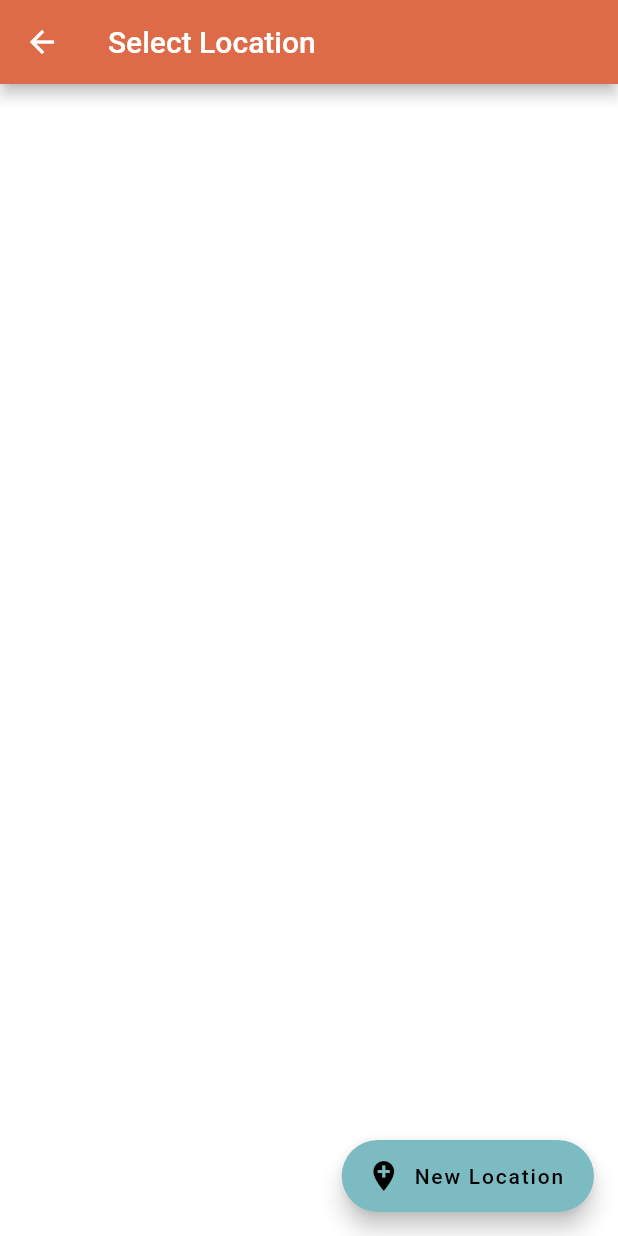
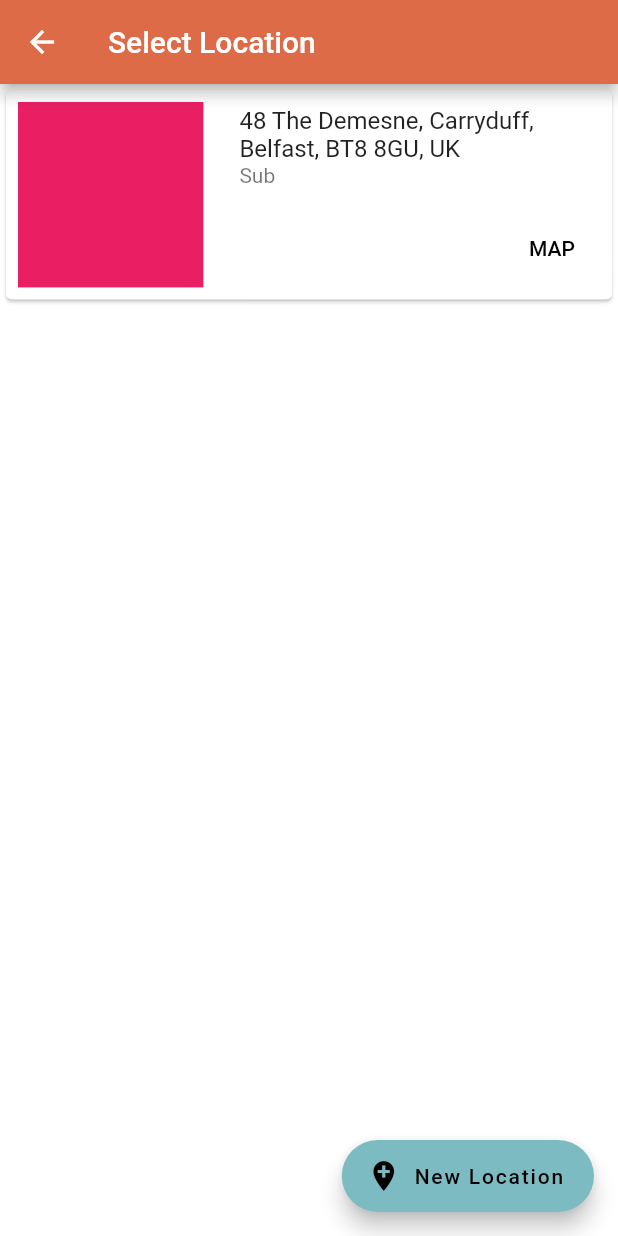
Before and after one commit to DeigoC/CTRIM-App, a Flutter app: the SelectLocationForEvent screen opened by its route, on a phone screen of 412 x 824 dp. Run offline on Flutter 3.47's test engine with Material 2 defaults, Android fonts, the phone set to English and light mode, and no system bars; our stand-ins replace bloc, equatable, file_picker, flutter_bloc.

Commit message:
Going to clean up

```diff
--- a/lib/App.dart
+++ b/lib/App.dart
@@ -2,6 +2,7 @@ import 'package:ctrim_app_v1/blocs/EventBloc/event_bloc.dart';
 import 'package:ctrim_app_v1/screens/HomePage.dart';
 import 'package:ctrim_app_v1/screens/events/ViewEventPage.dart';
 import 'package:ctrim_app_v1/screens/events/AddEventPage.dart';
+import 'package:ctrim_app_v1/screens/gallery/AddFiles.dart';
 import 'package:ctrim_app_v1/screens/gallery/EditAlbum.dart';
 import 'package:ctrim_app_v1/screens/gallery/ViewImageVideo.dart';
 import 'package:ctrim_app_v1/screens/location/AddLocation.dart';
@@ -25,6 +26,7 @@ const AddEventRoute = '/AddEventPage';
 
 const ViewImageVideoRoute = '/ViewImageVideo';
 const EditAlbumRoute = '/EditAlbum';
+const AddGalleryFilesRoute = '/AddFiles';
 
 const ViewLocationOnMapRoute = '/ViewLocationOnMap';
 const ViewAllEventsForLocationRoute = '/ViewAllEventsForLocation';
@@ -136,6 +138,9 @@ class _AppState extends State<App> {
 
         case EditAlbumRoute: screen = EditAlbum();
         break;
+
+        case AddGalleryFilesRoute: screen = AddGalleryFiles();
+        break;
       }
       return MaterialPageRoute(builder: (context) => screen);
     };
--- a/lib/blocs/AppBloc/app_bloc.dart
+++ b/lib/blocs/AppBloc/app_bloc.dart
@@ -1,7 +1,6 @@
 import 'dart:async';
 
 import 'package:bloc/bloc.dart';
-import 'package:ctrim_app_v1/screens/location/EditLocation.dart';
 import 'package:equatable/equatable.dart';
 import 'package:flutter/material.dart';
 import 'package:ctrim_app_v1/App.dart';
@@ -44,6 +43,7 @@ class AppBloc extends Bloc<AppEvent, AppState> {
     else if(event is ToEditLocation) state.pushNamed(EditLocationRoute);
     else if(event is ToSelectLocationForEvent) state.pushNamed(SelectLocationForEventRoute);
     else if(event is ToEditAlbum) state.pushNamed(EditAlbumRoute);
+    else if(event is ToAddGalleryFile) state.pushNamed(AddGalleryFilesRoute);
   }
 
   Stream<AppState> _mapTabEventToState(TabButtonClicked event) async*{
--- a/lib/blocs/AppBloc/app_event.dart
+++ b/lib/blocs/AppBloc/app_event.dart
@@ -14,28 +14,18 @@ class TabButtonClicked extends AppEvent{
 
 // * Navigation Events
 class NavigateToPageEvent extends AppEvent{}
-
 class ToViewEventPage extends NavigateToPageEvent{}
-
 class ToAddEventPage extends NavigateToPageEvent{}
-
 class ToViewAllEventsForLocation extends NavigateToPageEvent{}
-
 class ToViewLocationOnMap extends NavigateToPageEvent{}
-
 class ToRegisterUser extends NavigateToPageEvent{}
-
 class ToViewAllUsers extends NavigateToPageEvent{}
-
 class ToEditUser extends NavigateToPageEvent{}
-
 class ToAddLocation extends NavigateToPageEvent{}
-
 class ToEditLocation extends NavigateToPageEvent{}
-
 class ToSelectLocationForEvent extends NavigateToPageEvent{}
-
 class ToEditAlbum extends NavigateToPageEvent{}
+class ToAddGalleryFile extends NavigateToPageEvent{}
 
 // * Settings Events
 class SettingsEvent extends AppEvent{}
--- a/lib/screens/events/AddEventPage.dart
+++ b/lib/screens/events/AddEventPage.dart
@@ -64,7 +64,7 @@ class _AddEventPageState extends State<AddEventPage> with SingleTickerProviderSt
                     controller: _tabController,
                     tabs: [
                       Tab(icon: Icon(Icons.info_outline), text: 'About',),
-                      Tab(icon: Icon(Icons.calendar_today), text: 'Location',),
+                      Tab(icon: Icon(Icons.calendar_today), text: 'Details',),
                       Tab(icon: Icon(Icons.photo_library), text: 'Gallery',),
                       Tab(icon: Icon(Icons.track_changes), text: 'Updates',),
                     ],
--- a/lib/screens/location/SelectLocationForEvent.dart
+++ b/lib/screens/location/SelectLocationForEvent.dart
@@ -1,6 +1,15 @@
+import 'package:ctrim_app_v1/blocs/AppBloc/app_bloc.dart';
 import 'package:flutter/material.dart';
+import 'package:flutter_bloc/flutter_bloc.dart';
 
-class SelectLocationForEvent extends StatelessWidget {
+class SelectLocationForEvent extends StatefulWidget {
+
+  @override
+  _SelectLocationForEventState createState() => _SelectLocationForEventState();
+}
+
+class _SelectLocationForEventState extends State<SelectLocationForEvent> {
+
 
   @override
   Widget build(BuildContext context) {
@@ -8,6 +17,7 @@ class SelectLocationForEvent extends StatelessWidget {
       appBar: AppBar(
         title: Text('Select Location'),
       ),
+      body: _buildBody(),
       floatingActionButton: FloatingActionButton.extended(
         onPressed: () => null,
         label: Text('New Location'),
@@ -15,4 +25,51 @@ class SelectLocationForEvent extends StatelessWidget {
       ),
     );
   }
+
+  ListView _buildBody(){
+    return ListView(
+      children: [
+         Card(
+          child: InkWell(
+            splashColor: Colors.blue.withAlpha(30),
+            onTap: (){
+
+            },
+            child: Row(
+            children: [
+              Padding(
+                padding: const EdgeInsets.all(8.0),
+                child: Container(
+                  width: MediaQuery.of(context).size.width * 0.30,
+                  height: MediaQuery.of(context).size.width * 0.30,
+                  color: Colors.pink,
+                ),
+              ),
+              Expanded(
+                child: Column(
+                  crossAxisAlignment: CrossAxisAlignment.start,
+                  mainAxisAlignment: MainAxisAlignment.end,
+                  children: [
+                    ListTile(
+                      title: Text("48 The Demesne, Carryduff, Belfast, BT8 8GU, UK"),
+                      subtitle: Text('Sub'),
+                    ),
+                    ButtonBar(
+                      alignment: MainAxisAlignment.end,
+                      children: [
+                        FlatButton(
+                          onPressed: () =>BlocProvider.of<AppBloc>(context).add(ToViewLocationOnMap()),
+                          child: Text('MAP'),
+                        ),
+                      ],
+                    )
+                  ],
+                ),
+              ),
+            ],
+          ),)
+        )
+      ],
+    );
+  }
 }
--- a/lib/widgets/events/scheduleTabBody.dart
+++ b/lib/widgets/events/scheduleTabBody.dart
@@ -36,7 +36,6 @@ class _ScheduleTabBodyState extends State<ScheduleTabBody> {
       children: [
         EventLocationField(),
         EventDateTimeField(widget._eventBloc),
-
       MyTextField(
         controller: _tecDuration,
         label: 'Duration',
--- a/pubspec.yaml
+++ b/pubspec.yaml
@@ -25,8 +25,7 @@ dependencies:
     sdk: flutter
   flutter_bloc: ^4.0.0
   equatable: ^1.2.0
-
-
+  file_picker: ^1.9.0+1
 
   # The following adds the Cupertino Icons font to your application.
   # Use with the CupertinoIcons class for iOS style icons.
```
Also changed, not shown: lib/screens/gallery/AddFiles.dart (added, +94 -0 lines), lib/screens/gallery/EditAlbum.dart (+52 -15 lines), lib/screens/tab_pages/ViewAllLocationsPage.dart (+15 -6 lines), pubspec.lock, 1 other file.
